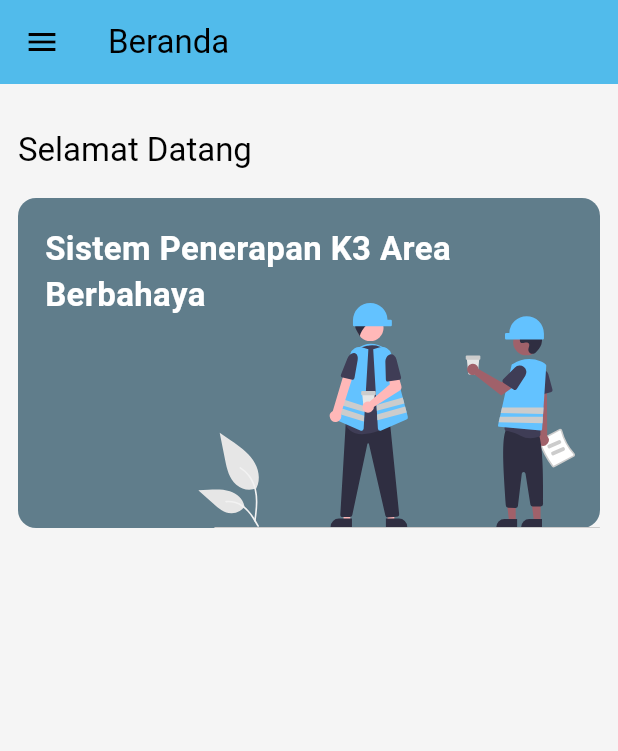
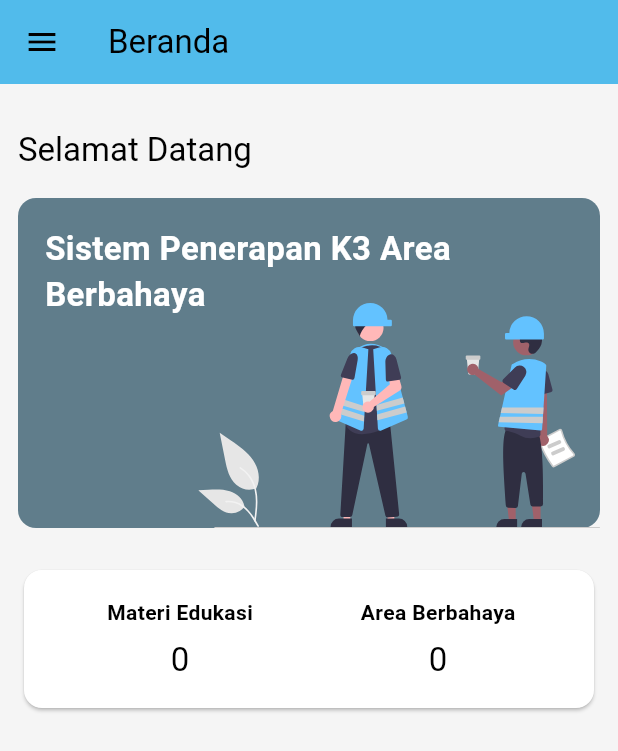
Before and after one commit to awaluddinkasim/spk3-flutter, a Flutter app: the screen it shows after launch, on a phone screen of 412 x 824 dp. Shown: the top 751 px of the screen. Run offline on Flutter 3.47's test engine with Material 3 defaults, Android fonts, the light colour scheme and no system bars; our stand-ins replace dio, equatable, flutter_bloc, flutter_svg, flutter_widget_from_html; network calls fail.

Commit message:
update home

```diff
--- a/lib/pages/home.dart
+++ b/lib/pages/home.dart
@@ -1,5 +1,10 @@
 import 'package:flutter/material.dart';
+import 'package:flutter_bloc/flutter_bloc.dart';
 import 'package:flutter_svg/flutter_svg.dart';
+import 'package:spk3/cubit/area_berbahaya_cubit.dart';
+import 'package:spk3/cubit/area_berbahaya_state.dart';
+import 'package:spk3/cubit/materi_cubit.dart';
+import 'package:spk3/cubit/materi_state.dart';
 import 'package:spk3/shared/widgets/list_widget.dart';
 
 class HomeScreen extends StatefulWidget {
@@ -10,6 +15,15 @@ class HomeScreen extends StatefulWidget {
 }
 
 class _HomeScreenState extends State<HomeScreen> {
+  @override
+  initState() {
+    super.initState();
+    Future.delayed(Duration.zero, () {
+      context.read<MateriCubit>().getMateri();
+      context.read<AreaBerbahayaCubit>().getAreaBerbahaya();
+    });
+  }
+
   @override
   Widget build(BuildContext context) {
     return SingleChildScrollView(
@@ -48,6 +62,80 @@ class _HomeScreenState extends State<HomeScreen> {
               ],
             ),
           ),
+          const SizedBox(height: 24),
+          Card(
+            child: Padding(
+              padding: const EdgeInsets.all(18.0),
+              child: Row(
+                mainAxisAlignment: MainAxisAlignment.spaceEvenly,
+                children: [
+                  Expanded(
+                    child: Column(
+                      children: [
+                        const Text(
+                          "Materi Edukasi",
+                          style: TextStyle(fontWeight: FontWeight.bold),
+                        ),
+                        const SizedBox(height: 8),
+                        BlocBuilder<MateriCubit, MateriState>(
+                          builder: (context, state) {
+                            if (state is MateriLoading) {
+                              return const Center(
+                                child: CircularProgressIndicator(),
+                              );
+                            }
+                            if (state is MateriSuccess) {
+                              return Text(
+                                state.daftarMateri.length.toString(),
+                                style: Theme.of(context).textTheme.titleLarge,
+                              );
+                            }
+
+                            return Text(
+                              "0",
+                              style: Theme.of(context).textTheme.titleLarge,
+                            );
+                          },
+                        ),
+                      ],
+                    ),
+                  ),
+                  Expanded(
+                    child: Column(
+                      children: [
+                        const Text(
+                          "Area Berbahaya",
+                          style: TextStyle(fontWeight: FontWeight.bold),
+                        ),
+                        const SizedBox(height: 8),
+                        BlocBuilder<AreaBerbahayaCubit, AreaBerbahayaState>(
+                          builder: (context, state) {
+                            if (state is AreaBerbahayaLoading) {
+                              return const Center(
+                                child: CircularProgressIndicator(),
+                              );
+                            }
+                            if (state is AreaBerbahayaSuccess) {
+                              return Text(
+                                state.daftarAreaBerbahaya.length.toString(),
+                                style: Theme.of(context).textTheme.titleLarge,
+                              );
+                            }
+
+                            return Text(
+                              "0",
+                              style: Theme.of(context).textTheme.titleLarge,
+                            );
+                          },
+                        ),
+                      ],
+                    ),
+                  ),
+                ],
+              ),
+            ),
+          ),
+          const SizedBox(height: 18),
         ],
       ),
     );
```
